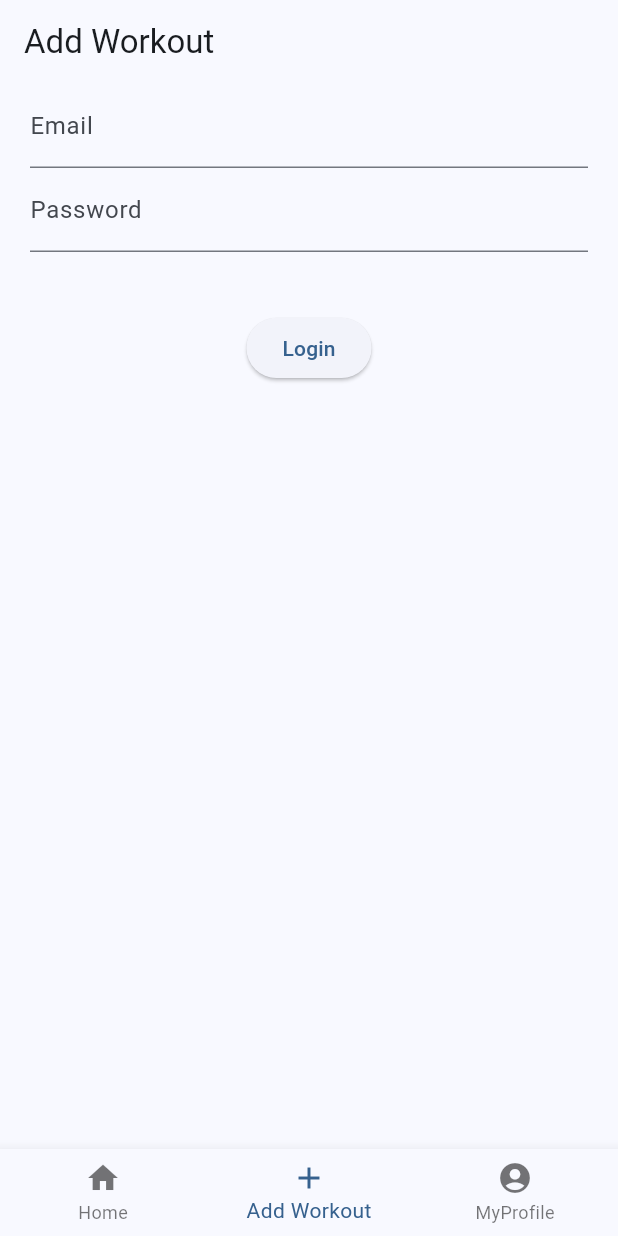
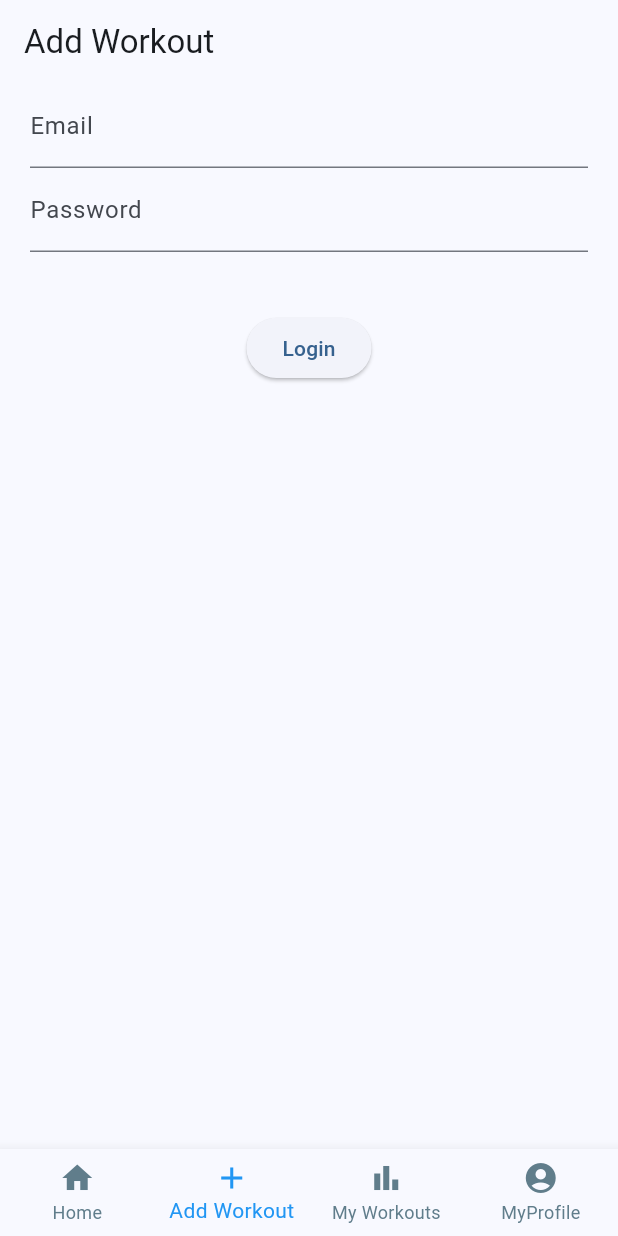
Before and after one commit to GuillaumeOj/workout_log, a Flutter app: the screen it shows after launch, item 2 of the bottom bar chosen, on a phone screen of 412 x 824 dp. Run offline on Flutter 3.47's test engine with Material 3 defaults, Android fonts, the phone set to English and light mode, and no system bars; our stand-ins replace basic_utils, flutter_dotenv.

Commit message:
feat: adds bottomBar item to list user's workouts

```diff
--- a/frontend/lib/widgets/bottom_bar.dart
+++ b/frontend/lib/widgets/bottom_bar.dart
@@ -12,6 +12,11 @@ const List<Map<String, dynamic>> staticScreens = [
     "icon": Icon(Icons.add),
     "label": "Add Workout",
     "route": Routes.createWorkout,
+  },
+  {
+    "icon": Icon(Icons.bar_chart),
+    "label": "My Workouts",
+    "route": Routes.myWorkouts,
   },
   {
     "icon": Icon(Icons.account_circle),
@@ -35,6 +40,9 @@ class BottomBar extends StatelessWidget {
     final currentIndex = Provider.of<BottomBarState>(context).currentIndex;
 
     return BottomNavigationBar(
+      type: BottomNavigationBarType.fixed,
+      unselectedItemColor: Colors.blueGrey,
+      selectedItemColor: Colors.blue,
       currentIndex: currentIndex,
       onTap: (int index) {
         String newLabel = staticScreens[index]["label"];
--- a/frontend/lib/widgets/routers.dart
+++ b/frontend/lib/widgets/routers.dart
@@ -6,6 +6,7 @@ import "package:wod_board_app/widgets/workouts/create_workout_screen.dart";
 class Routes {
   static const String home = "/";
   static const String createWorkout = "/workouts/create";
+  static const String myWorkouts = "/workouts/list";
   static const String profile = "/users/profile";
 }
 
@@ -16,6 +17,8 @@ class WorkoutRouter {
         return MaterialPageRoute(builder: (_) => const HomeScreen());
       case Routes.createWorkout:
         return MaterialPageRoute(builder: (_) => const AddWorkoutScreen());
+      case Routes.myWorkouts:
+        return MaterialPageRoute(builder: (_) => const AddWorkoutScreen());
       case Routes.profile:
         return MaterialPageRoute(builder: (_) => const ProfileScreen());
       default:
```
